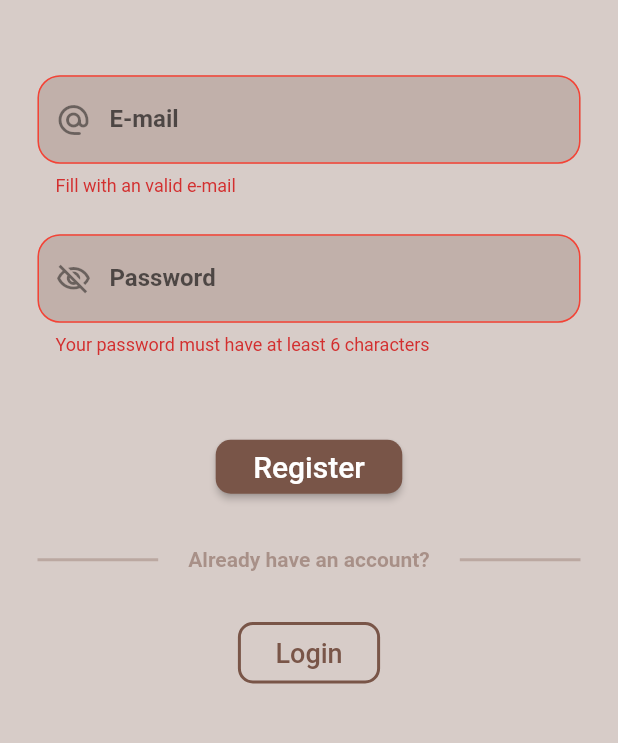
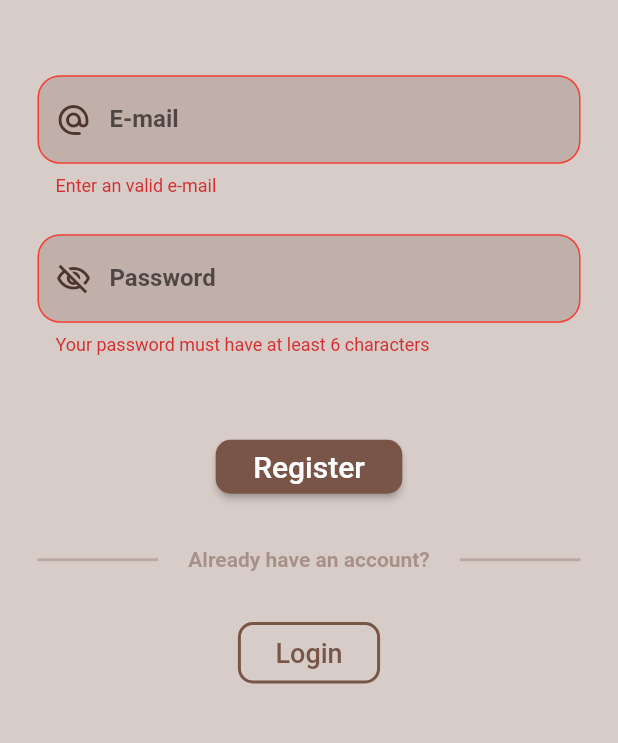
Before and after one commit to yanna-torres/brew_crew, a Flutter app: the RegisterPage screen opened directly with empty values, after a tap on "Register", on a phone screen of 412 x 824 dp, the part 422-1165 px from its top. Run offline on Flutter 3.47's test engine with Material 2 defaults, Android fonts, the phone set to English and light mode, and no system bars; our stand-ins replace firebase_auth, firebase_core; accounts and stored records are empty.

Commit message:
register with email and password feature + componentes padrão

```diff
--- /dev/null
+++ b/lib/ui-components/text_field.dart
@@ -0,0 +1,88 @@
+import 'package:flutter/material.dart';
+
+class MyTextField extends StatefulWidget {
+  const MyTextField({
+    super.key,
+    required this.controller,
+    required this.label,
+    required this.icon,
+    required this.validator,
+    this.isPassword = false,
+    this.onChanged,
+  });
+  final TextEditingController controller;
+  final String label;
+  final IconData icon;
+  final String? Function(String? value)? validator;
+  final String? Function(String? value)? onChanged;
+  final bool isPassword;
+
+  @override
+  State<MyTextField> createState() => _MyTextFieldState();
+}
+
+class _MyTextFieldState extends State<MyTextField> {
+  bool visible = false;
+  @override
+  Widget build(BuildContext context) {
+    return TextFormField(
+      obscureText: widget.isPassword ? (!visible ? true : false) : false,
+      decoration: InputDecoration(
+        enabledBorder: OutlineInputBorder(
+          borderSide: const BorderSide(
+            color: Colors.transparent,
+          ),
+          borderRadius: BorderRadius.circular(15),
+        ),
+        errorBorder: OutlineInputBorder(
+          borderSide: const BorderSide(
+            color: Colors.red,
+          ),
+          borderRadius: BorderRadius.circular(15),
+        ),
+        focusedBorder: OutlineInputBorder(
+          borderSide: BorderSide(
+            color: Colors.brown.shade300,
+          ),
+          borderRadius: BorderRadius.circular(15),
+        ),
+        focusedErrorBorder: OutlineInputBorder(
+          borderSide: const BorderSide(
+            color: Colors.red,
+          ),
+          borderRadius: BorderRadius.circular(15),
+        ),
+        filled: true,
+        fillColor: Colors.brown.shade400.withOpacity(0.3),
+        label: Text(
+          widget.label,
+          style: const TextStyle(
+            fontWeight: FontWeight.w600,
+            // color: Color(0xFF949494),
+          ),
+        ),
+        floatingLabelBehavior: FloatingLabelBehavior.never,
+        prefixIcon: widget.isPassword
+            ? IconButton(
+                onPressed: () {
+                  setState(() {
+                    visible = !visible;
+                  });
+                },
+                icon: visible
+                    ? Icon(
+                        Icons.visibility_outlined,
+                        color: Colors.brown.shade800,
+                      )
+                    : Icon(
+                        Icons.visibility_off_outlined,
+                        color: Colors.brown.shade800,
+                      ),
+              )
+            : Icon(widget.icon, color: Colors.brown.shade800),
+      ),
+      onChanged: widget.onChanged,
+      validator: widget.validator,
+    );
+  }
+}
--- a/lib/ui/authenticate/register.dart
+++ b/lib/ui/authenticate/register.dart
@@ -1,5 +1,8 @@
+// ignore_for_file: prefer_typing_uninitialized_variables, use_build_context_synchronously
+
 import 'package:brew_crew/services/auth.dart';
-import 'package:brew_crew/ui/authenticate/login.dart';
+import 'package:brew_crew/ui-components/snack_bars.dart';
+import 'package:brew_crew/ui-components/text_field.dart';
 import 'package:flutter/material.dart';
 
 class RegisterPage extends StatefulWidget {
@@ -13,9 +16,11 @@ class RegisterPage extends StatefulWidget {
 class _RegisterPageState extends State<RegisterPage> {
   final AuthService _authService = AuthService();
   bool visible = false;
-  TextEditingController controllerEmail = TextEditingController();
+  final TextEditingController controllerEmail = TextEditingController();
   TextEditingController controllerPassword = TextEditingController();
-  final formKey = GlobalKey<FormState>();
+  final formRegisterKey = GlobalKey<FormState>();
+  String? email = "";
+  String? password = "";
 
   @override
   Widget build(BuildContext context) {
@@ -24,7 +29,7 @@ class _RegisterPageState extends State<RegisterPage> {
         child: SingleChildScrollView(
           padding: const EdgeInsets.all(25),
           child: Form(
-            key: formKey,
+            key: formRegisterKey,
             child: Column(
               children: [
                 Image.asset(
@@ -40,55 +45,44 @@ class _RegisterPageState extends State<RegisterPage> {
                   ),
                 ),
                 const SizedBox(height: 50),
-                TextFormField(
+                MyTextField(
                   controller: controllerEmail,
-                  style: const TextStyle(
-                    fontWeight: FontWeight.bold,
-                    color: Colors.black,
-                  ),
-                  onChanged: (value) {},
-                  decoration: myDecoration(
-                    label: 'E-mail',
-                    icon: const Icon(Icons.alternate_email_rounded),
-                  ),
+                  onChanged: (value) {
+                    setState(() {
+                      email = value;
+                    });
+                  },
+                  label: "E-mail",
+                  icon: Icons.alternate_email_rounded,
                   validator: (value) {
                     if (value == null) {
-                      return 'Fill this field with an e-mail';
+                      return 'Enter an e-mail';
                     } else if (value.contains('@') == false ||
                         value.contains('.') == false) {
-                      return 'Fill with an valid e-mail';
+                      return 'Enter an valid e-mail';
                     } else {
                       return null;
                     }
                   },
                 ),
                 const SizedBox(height: 25),
-                TextFormField(
+                MyTextField(
                   controller: controllerPassword,
-                  obscureText: !visible ? true : false,
-                  onChanged: (value) {},
-                  decoration: myDecoration(
-                    label: 'Password',
-                    icon: InkWell(
-                      onTap: () {
-                        setState(() {
-                          visible = !visible;
-                        });
-                      },
-                      child: visible
-                          ? const Icon(Icons.visibility_outlined)
-                          : const Icon(Icons.visibility_off_outlined),
-                    ),
-                  ),
+                  onChanged: (value) {
+                    setState(() {
+                      password = value;
+                    });
+                  },
+                  label: "Password",
+                  icon: Icons.abc,
                   validator: (value) {
-                    if (value == null) {
-                      return 'Fill with your password';
-                    } else if (value.length < 6) {
+                    if (value!.length < 6) {
                       return 'Your password must have at least 6 characters';
                     } else {
                       return null;
                     }
                   },
+                  isPassword: true,
                 ),
                 const SizedBox(height: 50),
                 ElevatedButton(
@@ -102,9 +96,21 @@ class _RegisterPageState extends State<RegisterPage> {
                     ),
                   ),
                   onPressed: () async {
-                    print(controllerEmail.text);
-                    print(controllerPassword.text);
-                    if (formKey.currentState!.validate()) {}
+                    if (formRegisterKey.currentState!.validate()) {
+                      // TODO: mudar para pegar o texto direto dos controllers
+                      dynamic result =
+                          await _authService.registerEmailAndPassword(
+                        email: email!,
+                        password: password!,
+                      );
+                      if (result == null) {
+                        ScaffoldMessenger.of(context).showSnackBar(
+                          errorMessage(
+                            error: "Something went wrong! Check email",
+                          ),
+                        );
+                      }
+                    }
                   },
                   child: const Text(
                     'Register',
@@ -140,6 +146,7 @@ class _RegisterPageState extends State<RegisterPage> {
                   ],
                 ),
                 const SizedBox(height: 30),
+                // go back to login
                 ElevatedButton(
                   style: ElevatedButton.styleFrom(
                     padding: const EdgeInsets.symmetric(
```
Also changed, not shown: lib/services/auth.dart (+17 -1 lines), lib/ui-components/snack_bars.dart (added, +26 -0 lines), lib/ui/authenticate/login.dart (+13 -36 lines).
